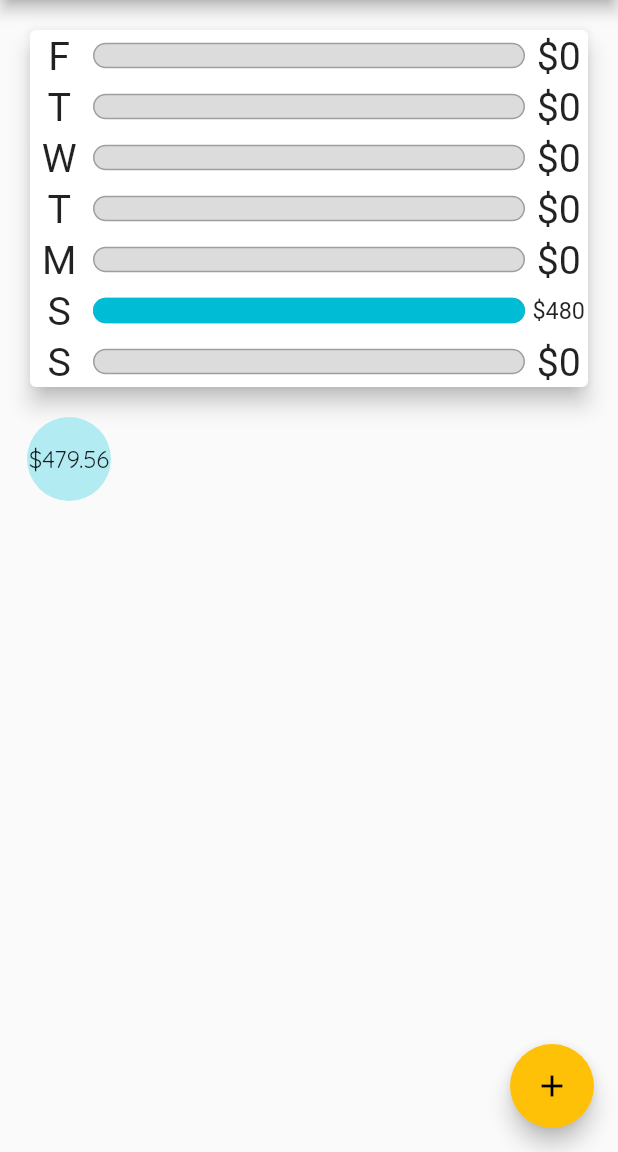
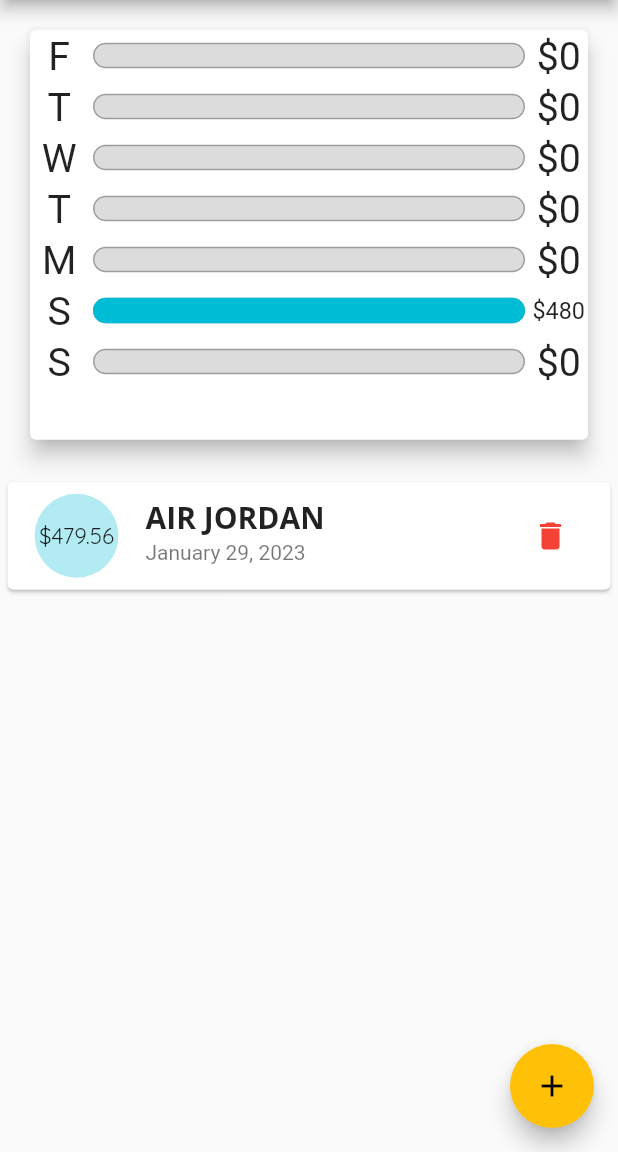
Before and after one commit to CHAITANYA9999999/FLUTTER-EXPENSE-APP, a Flutter app: the screen it shows after launch, on a phone screen of 412 x 824 dp, the part 84-1236 px from its top. Run offline on Flutter 3.47's test engine with Material 2 defaults, Android fonts, the phone set to English and light mode, and no system bars.

Commit message:
DAY-7 COMPLETED

```diff
--- a/lib/main.dart
+++ b/lib/main.dart
@@ -1,3 +1,4 @@
+//*PIXEL 3a
 import 'package:expense_app/widgets/chart.dart';
 import 'package:expense_app/widgets/new_transaction_.dart';
 import 'package:expense_app/widgets/transaction_list.dart';
@@ -16,12 +17,13 @@
           primarySwatch: Colors.cyan,
           accentColor: Colors.amber,
           textTheme: ThemeData.light().textTheme.copyWith(
-                headline6: TextStyle(
-                  fontFamily: 'Open Sans',
-                  fontWeight: FontWeight.bold,
-                  fontSize: 20,
-                ),
+              headline6: TextStyle(
+                fontFamily: 'Open Sans',
+                fontWeight: FontWeight.bold,
+                fontSize: 20,
               ),
+              button:
+                  TextStyle(color: Colors.white, fontWeight: FontWeight.bold)),
           appBarTheme: AppBarTheme(
             titleTextStyle: TextStyle(
               fontFamily: 'Open Sans',
@@ -78,11 +80,11 @@
     }).toList();
   }
 
-  void _addNewTransaction(String txTitle, double txAmount) {
+  void _addNewTransaction(String txTitle, double txAmount, DateTime txDate) {
     final newTx = Transaction(
       title: txTitle,
       amount: txAmount,
-      date: DateTime.now(),
+      date: txDate,
       id: DateTime.now().toString(),
     );
 
@@ -102,6 +104,14 @@
             child: NewTransaction(_addNewTransaction),
           );
         });
+  }
+
+  void _deleteTransaction(String txId) {
+    setState(() {
+      _userTransaction.removeWhere(((element) {
+        return (element.id == txId);
+      }));
+    });
   }
 
   @override
@@ -125,7 +135,7 @@
         crossAxisAlignment: CrossAxisAlignment.stretch,
         children: <Widget>[
           Chart(_recentTransaction),
-          TransactionList(_recentTransaction),
+          TransactionList(_recentTransaction, _deleteTransaction),
         ],
       ),
       // floatingActionButtonLocation:
--- a/lib/widgets/chart.dart
+++ b/lib/widgets/chart.dart
@@ -16,7 +16,7 @@
         if (recentTransacition[i].date.day == weekDay.day &&
             recentTransacition[i].date.month == weekDay.month &&
             recentTransacition[i].date.year == weekDay.year) {
-          totalSum += recentTransacition[i].amount as double;
+          totalSum += recentTransacition[i].amount;
         }
       }
       return {
@@ -44,7 +44,9 @@
   List<String> s = ['df', 'sdf'];
   @override
   Widget build(BuildContext context) {
-    return Card(
+    return Container(
+      height: MediaQuery.of(context).size.height * 0.38,
+      child: Card(
         elevation: 6,
         margin: EdgeInsets.all(20),
         child: Column(
@@ -62,6 +64,10 @@
             );
           }).toList(),
         ),
+      ),
     );
   }
 }
+
+
+//to reverse the order of the list is
--- a/lib/widgets/transaction_list.dart
+++ b/lib/widgets/transaction_list.dart
@@ -2,29 +2,26 @@
 import '../model/transaction.dart';
 import 'package:intl/intl.dart';
 
-class TransactionList extends StatefulWidget {
+class TransactionList extends StatelessWidget {
   final List<Transaction> transactions;
+  Function deleteTx;
 
-  TransactionList(this.transactions);
+  TransactionList(this.transactions, this.deleteTx);
 
-  @override
-  State<TransactionList> createState() => _TransactionListState();
-}
-
-class _TransactionListState extends State<TransactionList> {
-  void RemoveTransaction(int index) {
-    setState(() {
-      widget.transactions.removeAt(index);
-    });
-  }
+  //Coded it by myself
+  // void RemoveTransaction(int index) {
+  //   setState(() {
+  //     widget.transactions.removeAt(index);
+  //   });
+  // }
 
   @override
   Widget build(BuildContext context) {
     return Container(
-      height: 300,
+      height: MediaQuery.of(context).size.height * 0.5,
       //Since ListView is scrollable, it takes infinite height, so therefore we cannot
       //use it without container, we have to give it a height
-      child: (this.widget.transactions.isEmpty)
+      child: (transactions.isEmpty)
           ? Column(
               children: [
                 Text(
@@ -49,12 +46,43 @@
             )
           : ListView.builder(
               itemBuilder: (ctx, index) {
-                return ListTile(
-                  leading: CircleAvatar(
-                      radius: 30,
-                      child: FittedBox(
-                          child:
-                              Text('\$${widget.transactions[index].amount}'))),
+                return Card(
+                  margin: EdgeInsets.symmetric(horizontal: 5, vertical: 8),
+                  child: ListTile(
+                    leading: CircleAvatar(
+                        radius: 30,
+                        child: Padding(
+                          padding: EdgeInsets.all(5),
+                          child: FittedBox(
+                              child: Text(
+                            '\$${transactions[index].amount}',
+                          )),
+                        )),
+                    title: Text(
+                      transactions[index].title,
+                      style: Theme.of(context).textTheme.titleLarge,
+                    ),
+                    subtitle: Text(
+                      DateFormat.yMMMMd().format(transactions[index].date),
+                    ),
+                    trailing: IconButton(
+                      //I coded it by myself
+                      // onPressed: (() => RemoveTransaction(index)),
+
+                      onPressed: () => deleteTx(transactions[index].id),
+                      icon: Icon(
+                        Icons.delete,
+                        color: Colors.red,
+                      ),
+
+                      //!THIS WAS NOT NECESSARY
+                      // style: ButtonStyle(
+                      //     backgroundColor:
+                      //         MaterialStateProperty.all(Colors.white),
+                      //     foregroundColor:
+                      //         MaterialStateProperty.all(Colors.black)),
+                    ),
+                  ),
                 );
                 // return Card(
                 //   child: Row(
@@ -115,7 +143,7 @@
                 //   ),
                 // );
               },
-              itemCount: widget.transactions.length,
+              itemCount: transactions.length,
             ),
     );
   }
```
Also changed, not shown: lib/widgets/new_transaction_.dart (+59 -16 lines). Lines whose indentation alone changed are shown as unchanged.
